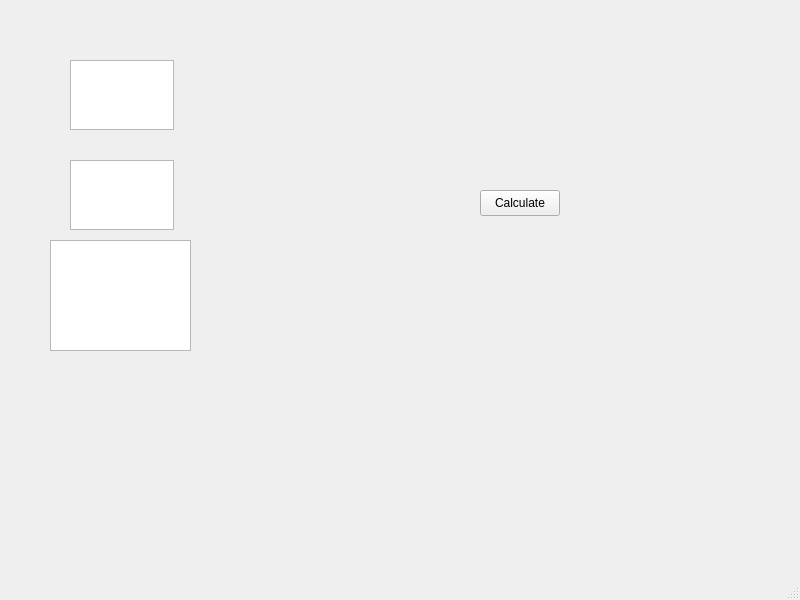
Before: the Qt Designer form src/mainwindow.ui in pawliczka/optymalizacja, drawn with Qt 5.
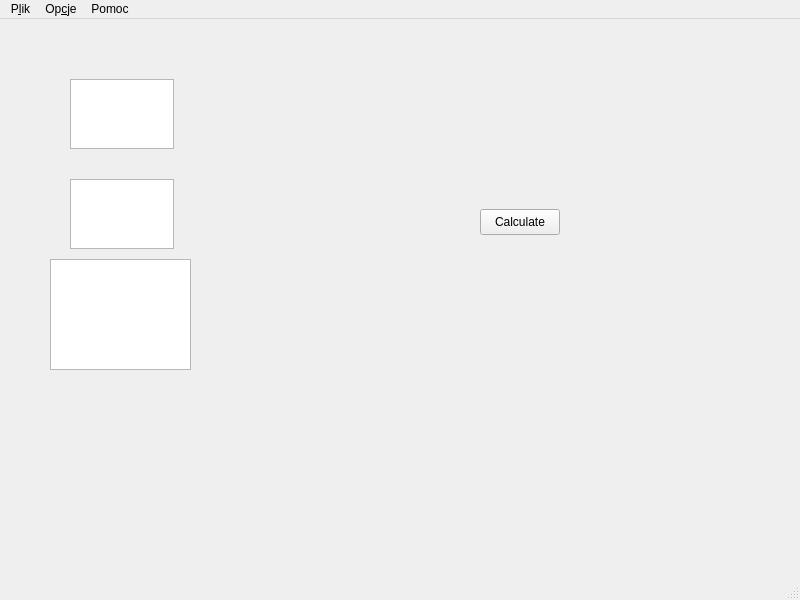
After: the same form once the commit is applied.

```diff
--- a/src/mainwindow.ui
+++ b/src/mainwindow.ui
@@ -67,6 +67,32 @@
      <height>23</height>
     </rect>
    </property>
+   <widget class="QMenu" name="menuPlik">
+    <property name="title">
+     <string>P&amp;lik</string>
+    </property>
+    <addaction name="separator"/>
+    <addaction name="actionWczytaj"/>
+    <addaction name="separator"/>
+    <addaction name="actionZapisz"/>
+    <addaction name="actionZapisz_jako"/>
+    <addaction name="separator"/>
+    <addaction name="actionZamknij"/>
+   </widget>
+   <widget class="QMenu" name="menuOpcje">
+    <property name="title">
+     <string>Op&amp;cje</string>
+    </property>
+   </widget>
+   <widget class="QMenu" name="menuPomoc">
+    <property name="title">
+     <string>Pomoc</string>
+    </property>
+    <addaction name="actionTw_rcy"/>
+   </widget>
+   <addaction name="menuPlik"/>
+   <addaction name="menuOpcje"/>
+   <addaction name="menuPomoc"/>
   </widget>
   <widget class="QStatusBar" name="statusbar"/>
  </widget>
```
Left out of the diff: 25 changed lines with no effect on the pictures.
